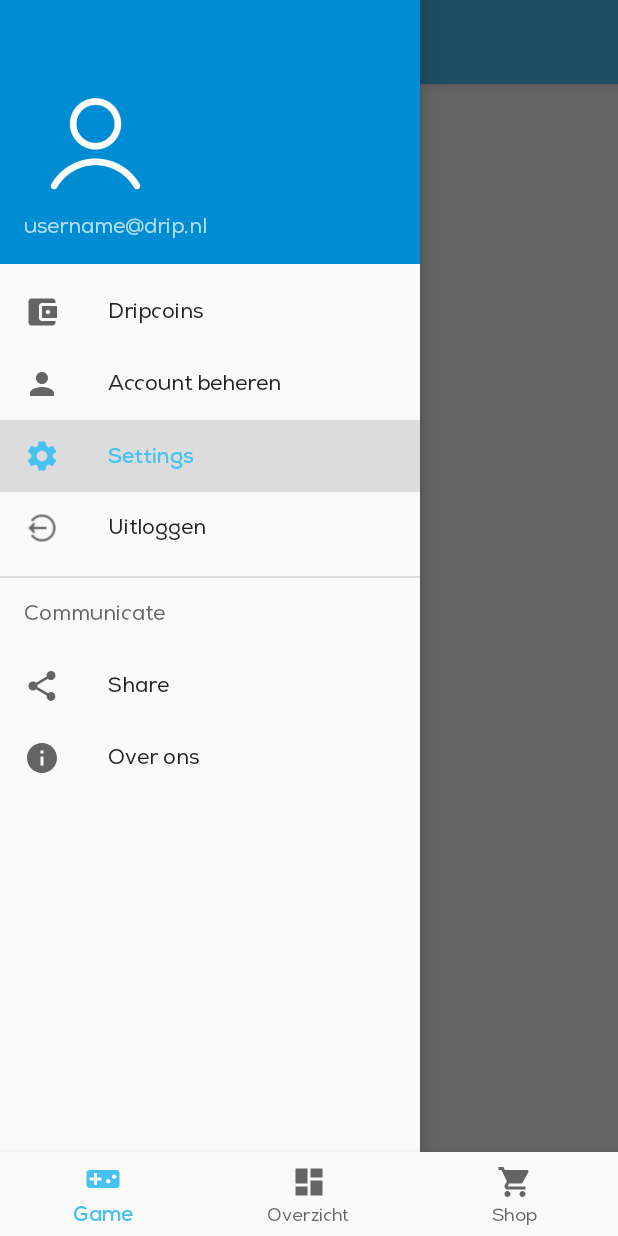
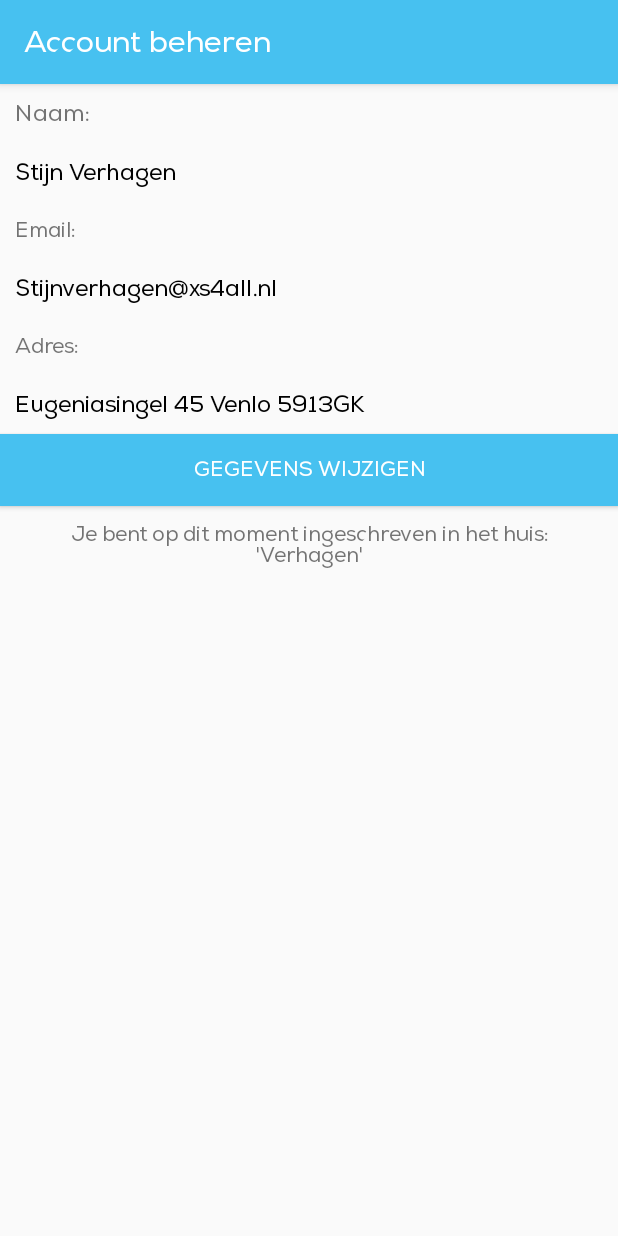
Before and after one commit to StijnVerhagen/Drip_App, an Android app: the screen it shows after launch (MainActivity before the commit, AccountBeheren after it), in the side drawer, after a tap on "Account beheren", on a phone screen of 412 x 824 dp. Run offline under Robolectric (Android 15) with nearby library versions, the phone set to English and light mode, and no system bars; our stand-ins replace Firebase (no records; nobody signed in at launch, a user with empty details on screens opened directly).

Commit message:
Account beheren toegevoegd

```diff
--- a/app/src/main/AndroidManifest.xml
+++ b/app/src/main/AndroidManifest.xml
@@ -12,7 +12,8 @@
         android:roundIcon="@mipmap/ic_launcher_round"
         android:supportsRtl="true"
         android:theme="@style/AppTheme">
-        <activity android:name=".SettingsActivity"></activity>
+        <activity android:name=".AccountBeheren"></activity>
+        <activity android:name=".SettingsActivity" />
         <activity android:name=".OverOnsActivity" />
         <activity android:name=".RegisterActivity" />
         <activity android:name=".LoginActivity" />
--- /dev/null
+++ b/app/src/main/java/com/example/drip_application/AccountBeheren.java
@@ -0,0 +1,14 @@
+package com.example.drip_application;
+
+import androidx.appcompat.app.AppCompatActivity;
+
+import android.os.Bundle;
+
+public class AccountBeheren extends AppCompatActivity {
+
+    @Override
+    protected void onCreate(Bundle savedInstanceState) {
+        super.onCreate(savedInstanceState);
+        setContentView(R.layout.activity_account_beheren);
+    }
+}
--- a/app/src/main/java/com/example/drip_application/MainActivity.java
+++ b/app/src/main/java/com/example/drip_application/MainActivity.java
@@ -8,6 +8,7 @@ import androidx.core.view.GravityCompat;
 import androidx.drawerlayout.widget.DrawerLayout;
 import androidx.fragment.app.Fragment;
 
+import android.accounts.Account;
 import android.content.Intent;
 import android.os.Bundle;
 import android.view.MenuItem;
@@ -97,4 +98,9 @@ public class MainActivity extends AppCompatActivity {
     public void settings(MenuItem item) {
         startActivity(new Intent(getApplicationContext(), SettingsActivity.class));
     }
+
+    public void account_beheren(MenuItem item) {
+        startActivity(new Intent(getApplicationContext(), AccountBeheren.class));
+
+    }
 }
--- /dev/null
+++ b/app/src/main/res/layout/activity_account_beheren.xml
@@ -0,0 +1,93 @@
+<?xml version="1.0" encoding="utf-8"?>
+<LinearLayout xmlns:android="http://schemas.android.com/apk/res/android"
+    xmlns:app="http://schemas.android.com/apk/res-auto"
+    xmlns:tools="http://schemas.android.com/tools"
+    android:layout_width="match_parent"
+    android:layout_height="match_parent"
+    tools:context=".AccountBeheren"
+    android:orientation="vertical">
+
+    <androidx.appcompat.widget.Toolbar
+        android:id="@+id/toolbar"
+        android:layout_width="match_parent"
+        android:layout_height="?attr/actionBarSize"
+        android:background="@color/colorDrip"
+        android:elevation="4dp"
+        android:textAlignment="center"
+        android:theme="@style/ThemeOverlay.AppCompat.Dark.ActionBar"
+        app:popupTheme="@style/ThemeOverlay.AppCompat.Light"
+        app:subtitleTextAppearance="@style/TextAppearance.AppCompat.Medium"
+        app:title="Account beheren"
+        app:titleTextColor="#FFFFFF" />
+
+
+    <TextView
+        android:layout_width="wrap_content"
+        android:padding="10dp"
+        android:paddingTop="50dp"
+        android:textSize="15dp"
+        android:text="Naam:"
+        android:layout_height="wrap_content" />
+    <TextView
+        android:layout_width="wrap_content"
+        android:padding="10dp"
+        android:textAppearance="@font/nexa"
+        android:paddingTop="50dp"
+        android:textSize="15dp"
+        android:text="Stijn Verhagen"
+        android:layout_height="wrap_content" />
+
+    <TextView
+        android:layout_width="wrap_content"
+        android:padding="10dp"
+        android:paddingTop="50dp"
+        android:text="Email:"
+        android:layout_height="wrap_content" />
+    <TextView
+        android:layout_width="wrap_content"
+        android:padding="10dp"
+        android:textAppearance="@font/nexa"
+        android:paddingTop="50dp"
+        android:textSize="15dp"
+        android:text="Stijnverhagen@xs4all.nl"
+        android:layout_height="wrap_content" />
+
+    <TextView
+        android:layout_width="wrap_content"
+        android:padding="10dp"
+        android:paddingTop="50dp"
+        android:text="Adres:"
+        android:layout_height="wrap_content" />
+    <TextView
+        android:layout_width="wrap_content"
+        android:padding="10dp"
+        android:paddingBottom="20dp"
+        android:textAppearance="@font/nexa"
+        android:paddingTop="50dp"
+        android:textSize="15dp"
+        android:text="Eugeniasingel 45 Venlo 5913GK"
+        android:layout_height="wrap_content" />
+
+    <Button
+        android:id="@+id/bEmailWijzigen"
+        android:padding="10dp"
+        android:layout_width="match_parent"
+        android:layout_height="wrap_content"
+        android:background="@color/colorDrip"
+        android:textColor="@android:color/white"
+        android:text="Gegevens wijzigen"
+        android:textColorHighlight="@color/colorDripDark"
+        android:textColorLink="@color/colorDrip"
+        />
+
+
+    <TextView
+        android:layout_width="match_parent"
+        android:layout_height="wrap_content"
+        android:padding="10dp"
+        android:paddingTop="50dp"
+        android:text="Je bent op dit moment ingeschreven in het huis: 'Verhagen'"
+        android:textAlignment="center" />
+
+
+</LinearLayout>
--- a/app/src/main/res/menu/drawer_menu.xml
+++ b/app/src/main/res/menu/drawer_menu.xml
@@ -13,7 +13,8 @@
         <item
             android:id="@+id/nav_personsettings"
             android:icon="@drawable/ic_person_black_24dp"
-            android:title="Account beheren" />
+            android:title="Account beheren"
+            android:onClick="account_beheren"/>
 
         <item
             android:id="@+id/nav_settings"
```
